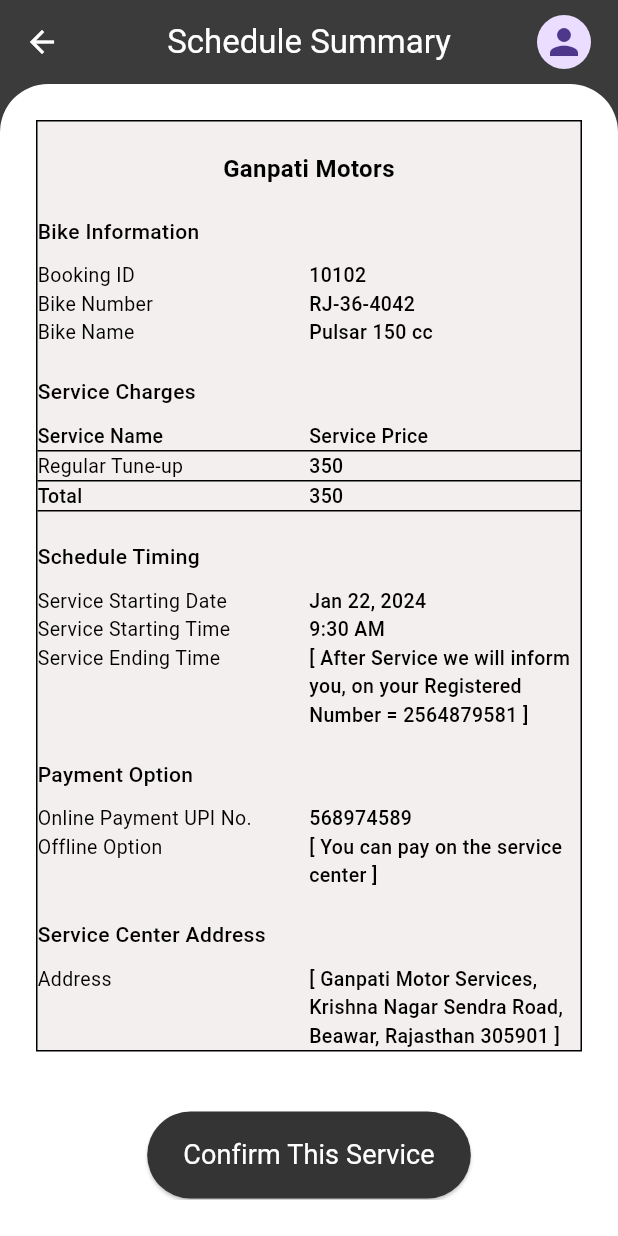
After one commit to Rahul-Sharma-Github/Bike-Service-App, a Flutter app: the ScheduleSummaryPage screen opened directly, on a phone screen of 412 x 824 dp. The commit adds this screen. Run offline on Flutter 3.47's test engine with Material 3 defaults, Android fonts, the phone set to English and light mode, and no system bars; our stand-ins replace cloud_firestore, device_preview, firebase_auth, firebase_core, get; accounts and stored records are empty.

Commit message:
added 2 new TextStyles for ScheduleSummaryPage | Passed all the valid data field from ScheduleServicePage to ScheduleSummaryPage | Handled all the valid field values in ScheduleSummaryPage and Static UI of ScheduleSummaryPage completed.

```diff
--- a/lib/app/core/constants/theme/textstyles/textstyle.dart
+++ b/lib/app/core/constants/theme/textstyles/textstyle.dart
@@ -81,6 +81,18 @@
   );
 
   // TextStyles for ScheduleSummary Page
+  static const TextStyle scheduleSummaryTitleText = TextStyle(
+    color: Color(0xff000000),
+    fontSize: 16,
+    fontWeight: FontWeight.bold,
+  );
+
+  static const TextStyle scheduleSummarySubTitleText = TextStyle(
+    color: Color(0xff000000),
+    fontSize: 14,
+    fontWeight: FontWeight.w500,
+  );
+
   static const TextStyle scheduleSummaryKeyText = TextStyle(
     color: Color(0xff000000),
     fontSize: 13,
--- a/lib/app/features/schedule_service/presentation/pages/schedule_service_page/schedule_service_page.dart
+++ b/lib/app/features/schedule_service/presentation/pages/schedule_service_page/schedule_service_page.dart
@@ -6,6 +6,7 @@
 import 'package:get/get.dart';
 import 'package:intl/intl.dart';
 
+import '../../../../schedule_summary/presentation/pages/schedule_summary_page/schedule_summary_page.dart';
 import '../../controllers/schedule_service_page_controller/schedule_service_page_controller.dart';
 
 class ScheduleServicePage extends StatelessWidget {
@@ -419,7 +420,7 @@
                       if (value!.isEmpty) {
                         return 'Please Select Service Time';
                       } else if (value ==
-                          DateFormat.jm().format(DateTime.now())) {
+                          DateFormat.jm().format(DateTime.now()).toString()) {
                         return 'Please Select New Service Time';
                       } else {
                         return null;
@@ -446,50 +447,70 @@
                       scheduleServicePageController.formKey.value.currentState!
                           .save();
 
-                      // Saving Form Field values
-                      // Then Storing New User Account to Firebase Auth
-                      // signInController.saveFormValues(
-                      //     signInController.emailController.value.text,
-                      //     signInController
-                      //         .passwordController.value.text);
+                      // Passing field values to next ScheduleSummaryPage
+                      if (scheduleServicePageController
+                          .selectedServicesListData.isEmpty) {
+                        Get.snackbar('Alert',
+                            'Atleast select 1 Service from Service List to continue !');
+                      } else {
+                        Get.to(
+                          () => ScheduleSummaryPage(
+                            bikeName: scheduleServicePageController
+                                .bikeNameController.value.text,
+                            bikeNumber: scheduleServicePageController
+                                .bikeNumberPlateController.value.text,
+                            mobileNumber: scheduleServicePageController
+                                .mobileNumberController.value.text,
+                            fullAddress: scheduleServicePageController
+                                .fullAdressController.value.text,
+                            selectedServiceList: scheduleServicePageController
+                                .selectedServicesListData
+                                .toList(),
+                            serviceDate: scheduleServicePageController
+                                .serviceDateController.value.text,
+                            serviceTime: scheduleServicePageController
+                                .serviceTimeController.value.text,
+                          ),
+                        );
+                      }
 
                       // Debuging
                       // Checking saved Values
                       debugPrint('Form Saved');
 
                       debugPrint(
-                          'email = ${scheduleServicePageController.bikeNameController.value.text}');
+                          'bikeName = ${scheduleServicePageController.bikeNameController.value.text}');
                       debugPrint(
-                          'password = ${scheduleServicePageController.bikeNumberPlateController.value.text}');
+                          'bikeNumber = ${scheduleServicePageController.bikeNumberPlateController.value.text}');
                       debugPrint(
-                          'email = ${scheduleServicePageController.mobileNumberController.value.text}');
+                          'mobileNumber = ${scheduleServicePageController.mobileNumberController.value.text}');
                       debugPrint(
-                          'password = ${scheduleServicePageController.fullAdressController.value.text}');
+                          'fullAddress = ${scheduleServicePageController.fullAdressController.value.text}');
                       debugPrint(
-                          'email = ${scheduleServicePageController.selectedServicesListData.toList()}');
+                          'selectedServiceList = ${scheduleServicePageController.selectedServicesListData.toList()}');
                       debugPrint(
-                          'password = ${scheduleServicePageController.serviceDateController.value.text}');
+                          'serviceDate = ${scheduleServicePageController.serviceDateController.value.text}');
                       debugPrint(
-                          'password = ${scheduleServicePageController.serviceTimeController.value.text}');
+                          'serviceTime = ${scheduleServicePageController.serviceTimeController.value.text}');
                     } else {
                       // Debuging
                       // Checking saved invalid Values
                       debugPrint('Current Form State is not valid');
 
                       debugPrint(
-                          'email = ${scheduleServicePageController.bikeNameController.value.text}');
+                          'bikeName = ${scheduleServicePageController.bikeNameController.value.text}');
                       debugPrint(
-                          'password = ${scheduleServicePageController.bikeNumberPlateController.value.text}');
+                          'bikeNumber = ${scheduleServicePageController.bikeNumberPlateController.value.text}');
                       debugPrint(
-                          'email = ${scheduleServicePageController.mobileNumberController.value.text}');
+                          'mobileNumber = ${scheduleServicePageController.mobileNumberController.value.text}');
                       debugPrint(
-                          'password = ${scheduleServicePageController.fullAdressController.value.text}');
+                          'fullAddress = ${scheduleServicePageController.fullAdressController.value.text}');
                       debugPrint(
-                          'email = ${scheduleServicePageController.selectedServicesListData.toList()}');
+                          'selectedServiceList = ${scheduleServicePageController.selectedServicesListData.toList()}');
                       debugPrint(
-                          'password = ${scheduleServicePageController.serviceDateController.value.text}');
+                          'serviceDate = ${scheduleServicePageController.serviceDateController.value.text}');
                       debugPrint(
-                          'password = ${scheduleServicePageController.serviceTimeController.value.text}');
+                          'serviceTime = ${scheduleServicePageController.serviceTimeController.value.text}');
                     }
                   },
                   child: const Padding(
--- /dev/null
+++ b/lib/app/features/schedule_summary/presentation/pages/schedule_summary_page/schedule_summary_page.dart
@@ -0,0 +1,474 @@
+import 'package:flutter/material.dart';
+
+import '../../../../../core/constants/theme/colors/colors.dart';
+import '../../../../../core/constants/theme/textstyles/textstyle.dart';
+
+class ScheduleSummaryPage extends StatelessWidget {
+  final String? bikeName;
+  final String? bikeNumber;
+  final String? mobileNumber;
+  final String? fullAddress;
+  final List<dynamic>? selectedServiceList;
+  final String? serviceDate;
+  final String? serviceTime;
+  const ScheduleSummaryPage(
+      {super.key,
+      this.bikeName,
+      this.bikeNumber,
+      this.mobileNumber,
+      this.fullAddress,
+      this.selectedServiceList,
+      this.serviceDate,
+      this.serviceTime});
+
+  @override
+  Widget build(BuildContext context) {
+    return Scaffold(
+      resizeToAvoidBottomInset: true,
+      backgroundColor: AppColors.backSheetColor,
+      appBar: AppBar(
+        centerTitle: true,
+        backgroundColor: Colors.transparent,
+        foregroundColor: Colors.white,
+        title: const Text(
+          'Schedule Summary',
+          style: AppTextStyleTheme.appBarText,
+        ),
+        actions: const [
+          Padding(
+            padding: EdgeInsets.symmetric(horizontal: 18.0),
+            child: CircleAvatar(
+              radius: 18,
+              child: Icon(
+                Icons.person_sharp,
+                size: 28,
+              ),
+            ),
+          )
+        ],
+      ),
+      body: Container(
+        height: MediaQuery.of(context).size.height,
+        width: MediaQuery.of(context).size.width,
+        padding: const EdgeInsets.symmetric(horizontal: 24.0, vertical: 24.0),
+        decoration: const BoxDecoration(
+          borderRadius: BorderRadius.vertical(top: Radius.circular(32.0)),
+          color: AppColors.frontSheetColor,
+        ),
+        child: SingleChildScrollView(
+          child: Column(
+            children: [
+              Container(
+                decoration: BoxDecoration(
+                  border: Border.all(),
+                  color: AppColors.inputTextBoxInnerColor,
+                ),
+                child: Column(
+                  mainAxisSize: MainAxisSize.min,
+                  crossAxisAlignment: CrossAxisAlignment.stretch,
+                  children: [
+                    const SizedBox(
+                      height: 20,
+                    ),
+                    // Main Title
+                    Row(
+                      mainAxisAlignment: MainAxisAlignment.center,
+                      children: [
+                        Expanded(
+                          child: Text(
+                            'Ganpati Motors',
+                            textAlign: TextAlign.center,
+                            style: AppTextStyleTheme.scheduleSummaryTitleText,
+                          ),
+                        ),
+                      ],
+                    ),
+                    const SizedBox(
+                      height: 20,
+                    ),
+                    // Bike Information
+                    Row(
+                      mainAxisAlignment: MainAxisAlignment.center,
+                      children: [
+                        Expanded(
+                          child: Text(
+                            'Bike Information',
+                            textAlign: TextAlign.left,
+                            style:
+                                AppTextStyleTheme.scheduleSummarySubTitleText,
+                          ),
+                        ),
+                      ],
+                    ),
+                    const SizedBox(
+                      height: 10,
+                    ),
+                    // 1
+                    Row(
+                      mainAxisAlignment: MainAxisAlignment.center,
+                      children: [
+                        Expanded(
+                          child: Text(
+                            'Booking ID',
+                            textAlign: TextAlign.left,
+                            style: AppTextStyleTheme.scheduleSummaryKeyText,
+                          ),
+                        ),
+                        Expanded(
+                          child: Text(
+                            '10102',
+                            textAlign: TextAlign.left,
+                            style: AppTextStyleTheme.scheduleSummaryValueText,
+                          ),
+                        ),
+                      ],
+                    ),
+                    // 2
+                    Row(
+                      mainAxisAlignment: MainAxisAlignment.center,
+                      children: [
+                        Expanded(
+                          child: Text(
+                            'Bike Number',
+                            textAlign: TextAlign.left,
+                            style: AppTextStyleTheme.scheduleSummaryKeyText,
+                          ),
+                        ),
+                        Expanded(
+                          child: Text(
+                            'RJ-36-4042',
+                            textAlign: TextAlign.left,
+                            style: AppTextStyleTheme.scheduleSummaryValueText,
+                          ),
+                        ),
+                      ],
+                    ),
+                    // 3
+                    Row(
+                      mainAxisAlignment: MainAxisAlignment.center,
+                      children: [
+                        Expanded(
+                          child: Text(
+                            'Bike Name',
+                            textAlign: TextAlign.left,
+                            style: AppTextStyleTheme.scheduleSummaryKeyText,
+                          ),
+                        ),
+                        Expanded(
+                          child: Text(
+                            'Pulsar 150 cc',
+                            textAlign: TextAlign.left,
+                            style: AppTextStyleTheme.scheduleSummaryValueText,
+                          ),
+                        ),
+                      ],
+                    ),
+                    const SizedBox(
+                      height: 20,
+                    ),
+                    // Service Charges
+                    Row(
+                      mainAxisAlignment: MainAxisAlignment.center,
+                      children: [
+                        Expanded(
+                          child: Text(
+                            'Service Charges',
+                            textAlign: TextAlign.left,
+                            style:
+                                AppTextStyleTheme.scheduleSummarySubTitleText,
+                          ),
+                        ),
+                      ],
+                    ),
+                    const SizedBox(
+                      height: 10,
+                    ),
+                    // Heading
+                    Container(
+                      decoration:
+                          BoxDecoration(border: Border(bottom: BorderSide())),
+                      child: Row(
+                        mainAxisAlignment: MainAxisAlignment.center,
+                        children: [
+                          Expanded(
+                            child: Text(
+                              'Service Name',
+                              textAlign: TextAlign.left,
+                              style: AppTextStyleTheme.scheduleSummaryValueText,
+                            ),
+                          ),
+                          Expanded(
+                            child: Text(
+                              'Service Price',
+                              textAlign: TextAlign.left,
+                              style: AppTextStyleTheme.scheduleSummaryValueText,
+                            ),
+                          ),
+                        ],
+                      ),
+                    ),
+                    // 1 [ ListView.builder ]
+                    Row(
+                      mainAxisAlignment: MainAxisAlignment.center,
+                      children: [
+                        Expanded(
+                          child: Text(
+                            'Regular Tune-up',
+                            textAlign: TextAlign.left,
+                            style: AppTextStyleTheme.scheduleSummaryKeyText,
+                          ),
+                        ),
+                        Expanded(
+                          child: Text(
+                            '350',
+                            textAlign: TextAlign.left,
+                            style: AppTextStyleTheme.scheduleSummaryValueText,
+                          ),
+                        ),
+                      ],
+                    ),
+                    // Footer
+                    Container(
+                      decoration: BoxDecoration(
+                          border: Border.symmetric(horizontal: BorderSide())),
+                      child: Row(
+                        mainAxisAlignment: MainAxisAlignment.center,
+                        children: [
+                          Expanded(
+                            child: Text(
+                              'Total',
+                              textAlign: TextAlign.left,
+                              style: AppTextStyleTheme.scheduleSummaryValueText,
+                            ),
+                          ),
+                          Expanded(
+                            child: Text(
+                              '350',
+                              textAlign: TextAlign.left,
+                              style: AppTextStyleTheme.scheduleSummaryValueText,
+                            ),
+                          ),
+                        ],
+                      ),
+                    ),
+                    const SizedBox(
+                      height: 20,
+                    ),
+                    // Schedule Timing
+                    Row(
+                      mainAxisAlignment: MainAxisAlignment.center,
+                      children: [
+                        Expanded(
+                          child: Text(
+                            'Schedule Timing',
+                            textAlign: TextAlign.left,
+                            style:
+                                AppTextStyleTheme.scheduleSummarySubTitleText,
+                          ),
+                        ),
+                      ],
+                    ),
+                    const SizedBox(
+                      height: 10,
+                    ),
+                    // 1
+                    Row(
+                      mainAxisAlignment: MainAxisAlignment.center,
+                      children: [
+                        Expanded(
+                          child: Text(
+                            'Service Starting Date',
+                            textAlign: TextAlign.left,
+                            style: AppTextStyleTheme.scheduleSummaryKeyText,
+                          ),
+                        ),
+                        Expanded(
+                          child: Text(
+                            'Jan 22, 2024',
+                            textAlign: TextAlign.left,
+                            style: AppTextStyleTheme.scheduleSummaryValueText,
+                          ),
+                        ),
+                      ],
+                    ),
+                    // 2
+                    Row(
+                      mainAxisAlignment: MainAxisAlignment.center,
+                      children: [
+                        Expanded(
+                          child: Text(
+                            'Service Starting Time',
+                            textAlign: TextAlign.left,
+                            style: AppTextStyleTheme.scheduleSummaryKeyText,
+                          ),
+                        ),
+                        Expanded(
+                          child: Text(
+                            '9:30 AM',
+                            textAlign: TextAlign.left,
+                            style: AppTextStyleTheme.scheduleSummaryValueText,
+                          ),
+                        ),
+                      ],
+                    ),
+                    // 3
+                    Row(
+                      crossAxisAlignment: CrossAxisAlignment.start,
+                      children: [
+                        Expanded(
+                          child: Text(
+                            'Service Ending Time',
+                            textAlign: TextAlign.left,
+                            style: AppTextStyleTheme.scheduleSummaryKeyText,
+                          ),
+                        ),
+                        Expanded(
+                          child: Text(
+                            '[ After Service we will inform you, on your Registered Number = 2564879581 ]',
+                            textAlign: TextAlign.left,
+                            style: AppTextStyleTheme.scheduleSummaryValueText,
+                          ),
+                        ),
+                      ],
+                    ),
+                    const SizedBox(
+                      height: 20,
+                    ),
+                    // Payment Option
+                    Row(
+                      mainAxisAlignment: MainAxisAlignment.center,
+                      children: [
+                        Expanded(
+                          child: Text(
+                            'Payment Option',
+                            textAlign: TextAlign.left,
+                            style:
+                                AppTextStyleTheme.scheduleSummarySubTitleText,
+                          ),
+                        ),
+                      ],
+                    ),
+                    const SizedBox(
+                      height: 10,
+                    ),
+                    // 1
+                    Row(
+                      mainAxisAlignment: MainAxisAlignment.center,
+                      children: [
+                        Expanded(
+                          child: Text(
+                            'Online Payment UPI No.',
+                            textAlign: TextAlign.left,
+                            style: AppTextStyleTheme.scheduleSummaryKeyText,
+                          ),
+                        ),
+                        Expanded(
+                          child: Text(
+                            '568974589',
+                            textAlign: TextAlign.left,
+                            style: AppTextStyleTheme.scheduleSummaryValueText,
+                          ),
+                        ),
+                      ],
+                    ),
+
+                    // 2
+                    Row(
+                      crossAxisAlignment: CrossAxisAlignment.start,
+                      children: [
+                        Expanded(
+                          child: Text(
+                            'Offline Option',
+                            textAlign: TextAlign.left,
+                            style: AppTextStyleTheme.scheduleSummaryKeyText,
+                          ),
+                        ),
+                        Expanded(
+                          child: Text(
+                            '[ You can pay on the service center ]',
+                            textAlign: TextAlign.left,
+                            style: AppTextStyleTheme.scheduleSummaryValueText,
+                          ),
+                        ),
+                      ],
+                    ),
+                    const SizedBox(
+                      height: 20,
+                    ),
+                    // Payment Option
+                    Row(
+                      mainAxisAlignment: MainAxisAlignment.center,
+                      children: [
+                        Expanded(
+                          child: Text(
+                            'Service Center Address',
+                            textAlign: TextAlign.left,
+                            style:
+                                AppTextStyleTheme.scheduleSummarySubTitleText,
+                          ),
+                        ),
+                      ],
+                    ),
+                    const SizedBox(
+                      height: 10,
+                    ),
+                    // 1
+                    Row(
+                      crossAxisAlignment: CrossAxisAlignment.start,
+                      children: [
+                        Expanded(
+                          child: Text(
+                            'Address',
+                            textAlign: TextAlign.left,
+                            style: AppTextStyleTheme.scheduleSummaryKeyText,
+                          ),
+                        ),
+                        Expanded(
+                          child: Text(
+                            '[ Ganpati Motor Services, Krishna Nagar Sendra Road, Beawar, Rajasthan 305901 ]',
+                            textAlign: TextAlign.left,
+                            style: AppTextStyleTheme.scheduleSummaryValueText,
+                          ),
+                        ),
+                      ],
+                    ),
+                  ],
+                ),
+              ),
+              const SizedBox(
+                height: 40,
+              ),
+              // Button
+              ElevatedButton(
+                style: ButtonStyle(
+                  backgroundColor:
+                      MaterialStateProperty.all(AppColors.mainButtonColor),
+                ),
+                onPressed: () {
+                  debugPrint('Bike Name = $bikeName');
+                  debugPrint('Bike Number = $bikeNumber');
+                  debugPrint('Mobile Number = $mobileNumber');
+                  debugPrint('Full Address = $fullAddress');
+                  debugPrint('Selected Service List = $selectedServiceList');
+                  debugPrint('Service Date = $serviceDate');
+                  debugPrint('Service Time = $serviceTime');
+                },
+                child: const Padding(
+                  padding: EdgeInsets.symmetric(vertical: 16),
+                  child: Text(
+                    'Confirm This Service',
+                    textAlign: TextAlign.center,
+                    style: AppTextStyleTheme.buttonMainText,
+                  ),
+                ),
+              ),
+              const SizedBox(
+                height: 40,
+              ),
+            ],
+          ),
+        ),
+      ),
+    );
+  }
+}
```
